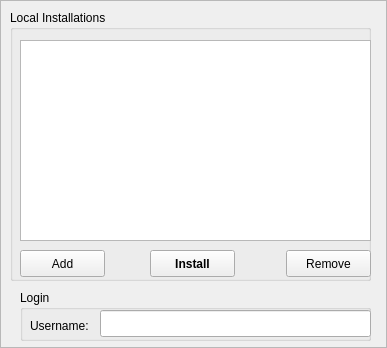
The window that serverwindow.ui (backraw/SteamCMD-GUI-Qt) describes before a commit, drawn with Qt 5.
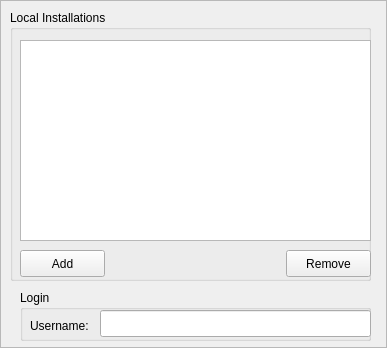
The same window after the commit.

Commit message:
serverwindow/ui: Remove button 'Install' and move its (fixed) logic to the list widget's doubleClicked() slot
	As for the fix: Since the slot gets passed a QModelIndex, we don't need a while loop to find
	the selected item any more.

Diff of the .ui file:
```diff
--- a/serverwindow.ui
+++ b/serverwindow.ui
@@ -67,25 +67,6 @@
      <string>Remove</string>
     </property>
    </widget>
-   <widget class="QPushButton" name="pushButtonLocalInstallationsInstall">
-    <property name="geometry">
-     <rect>
-      <x>140</x>
-      <y>240</y>
-      <width>85</width>
-      <height>27</height>
-     </rect>
-    </property>
-    <property name="font">
-     <font>
-      <weight>75</weight>
-      <bold>true</bold>
-     </font>
-    </property>
-    <property name="text">
-     <string>Install</string>
-    </property>
-   </widget>
   </widget>
   <widget class="QGroupBox" name="groupBox_2">
    <property name="geometry">
```
The commit also changes 2 other files.
